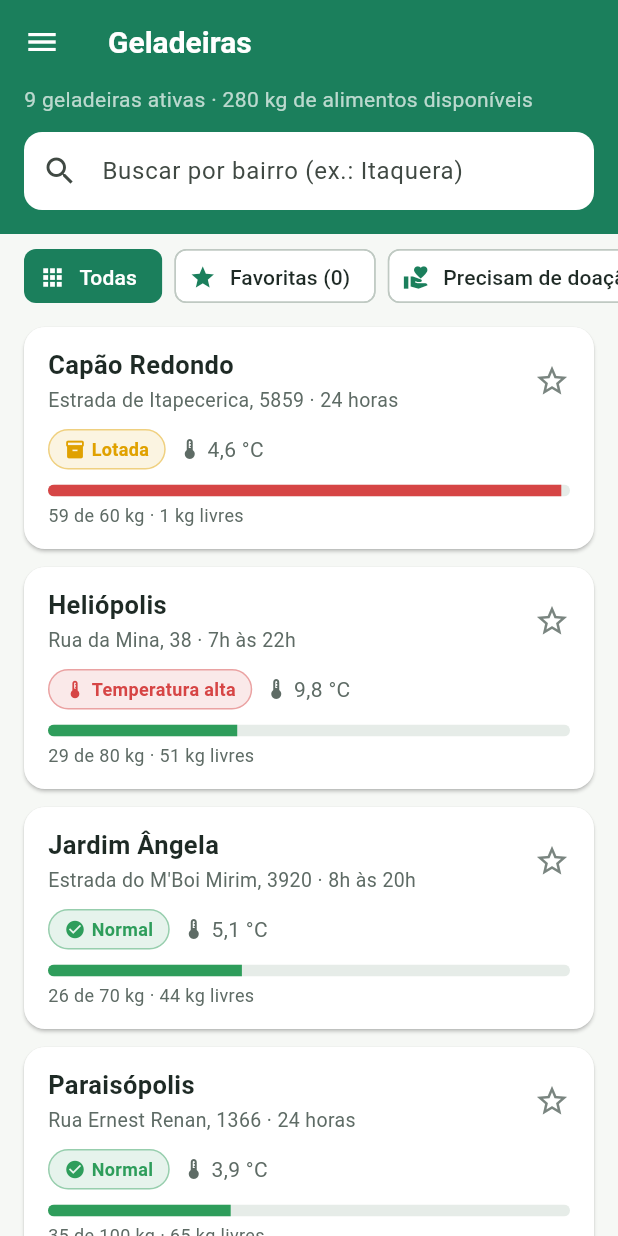
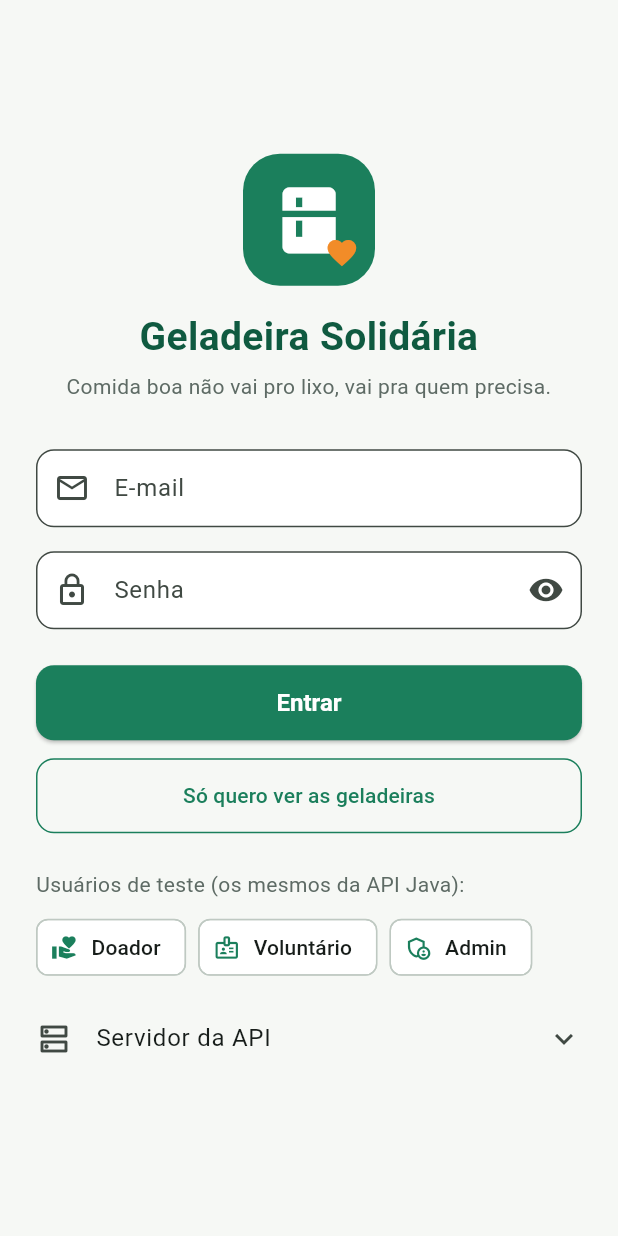
Before and after one commit to Ruan-Ribeiro00/geladeira-solidaria-app, a Flutter app: the screen it shows after launch, on a phone screen of 412 x 824 dp. Run offline on Flutter 3.47's test engine with Material 3 defaults, Android fonts, the phone set to English and light mode, and no system bars.

Commit message:
feat: login com validação de formulário e integração com a API Java

```diff
--- a/lib/main.dart
+++ b/lib/main.dart
@@ -2,6 +2,7 @@ import 'package:flutter/material.dart';
 
 import 'screens/detalhe_geladeira_screen.dart';
 import 'screens/geladeiras_screen.dart';
+import 'screens/login_screen.dart';
 import 'tema.dart';
 
 void main() {
@@ -19,7 +20,7 @@ class GeladeiraSolidariaApp extends StatelessWidget {
       theme: temaApp(),
       initialRoute: '/',
       routes: {
-        '/': (context) => const GeladeirasScreen(),
+        '/': (context) => const LoginScreen(),
         '/geladeiras': (context) => const GeladeirasScreen(),
         '/detalhe': (context) => const DetalheGeladeiraScreen(), // recebe o id da geladeira
       },
--- /dev/null
+++ b/lib/screens/login_screen.dart
@@ -0,0 +1,216 @@
+import 'package:flutter/material.dart';
+
+import '../data/repositorio.dart';
+import '../services/auth_service.dart';
+import '../tema.dart';
+
+/// Tela 1 — Login. Formulário com `GlobalKey<FormState>`, validação e SnackBar.
+class LoginScreen extends StatefulWidget {
+  final AuthService? authService; // permite trocar o serviço nos testes
+
+  const LoginScreen({super.key, this.authService});
+
+  @override
+  State<LoginScreen> createState() => _LoginScreenState();
+}
+
+class _LoginScreenState extends State<LoginScreen> {
+  final _formKey = GlobalKey<FormState>();
+  final _emailController = TextEditingController();
+  final _senhaController = TextEditingController();
+  final _urlController = TextEditingController(text: Repositorio.instancia.urlApi);
+  late final AuthService _auth = widget.authService ?? AuthService();
+
+  bool _mostrarSenha = false;
+  bool _carregando = false;
+
+  @override
+  void dispose() {
+    _emailController.dispose();
+    _senhaController.dispose();
+    _urlController.dispose();
+    super.dispose();
+  }
+
+  String? _validarEmail(String? valor) {
+    final email = (valor ?? '').trim();
+    if (email.isEmpty) return 'Informe seu e-mail';
+    if (!RegExp(r'^[^@\s]+@[^@\s]+\.[^@\s]+$').hasMatch(email)) return 'E-mail inválido';
+    return null;
+  }
+
+  String? _validarSenha(String? valor) {
+    if ((valor ?? '').isEmpty) return 'Informe sua senha';
+    if (valor!.length < 6) return 'A senha tem pelo menos 6 caracteres';
+    return null;
+  }
+
+  Future<void> _entrar() async {
+    if (!_formKey.currentState!.validate()) return;
+
+    setState(() => _carregando = true);
+    final repo = Repositorio.instancia;
+    repo.urlApi = _urlController.text.trim();
+    final resultado = await _auth.login(repo.urlApi, _emailController.text, _senhaController.text);
+    if (!mounted) return;
+    setState(() => _carregando = false);
+
+    final messenger = ScaffoldMessenger.of(context);
+    messenger.hideCurrentSnackBar();
+
+    if (!resultado.sucesso) {
+      messenger.showSnackBar(SnackBar(
+        content: Text(resultado.mensagem),
+        backgroundColor: Cores.critico,
+      ));
+      return;
+    }
+
+    repo.usuario = resultado.usuario!;
+    repo.conectadoNaApi = resultado.online;
+    messenger.showSnackBar(SnackBar(
+      content: Text('Olá, ${repo.usuario.nome}! ${resultado.mensagem}'),
+      backgroundColor: resultado.online ? Cores.ok : Cores.atencao,
+    ));
+    Navigator.pushReplacementNamed(context, '/geladeiras');
+  }
+
+  void _entrarComoVisitante() {
+    Repositorio.instancia.sair();
+    ScaffoldMessenger.of(context).showSnackBar(const SnackBar(
+      content: Text('Você entrou como visitante: dá para ver as geladeiras, mas não doar.'),
+    ));
+    Navigator.pushReplacementNamed(context, '/geladeiras');
+  }
+
+  void _preencherTeste(String email) {
+    setState(() {
+      _emailController.text = email;
+      _senhaController.text = AuthService.usuariosTeste[email]![0];
+    });
+  }
+
+  @override
+  Widget build(BuildContext context) {
+    return Scaffold(
+      body: SafeArea(
+        child: Center(
+          child: SingleChildScrollView(
+            padding: const EdgeInsets.all(24),
+            child: Form(
+              key: _formKey,
+              child: Column(
+                crossAxisAlignment: CrossAxisAlignment.stretch,
+                children: [
+                  const Center(child: LogoApp(tamanho: 88)),
+                  const SizedBox(height: 16),
+                  const Text(
+                    'Geladeira Solidária',
+                    textAlign: TextAlign.center,
+                    style: TextStyle(fontSize: 26, fontWeight: FontWeight.bold, color: Cores.verdeEscuro),
+                  ),
+                  const SizedBox(height: 4),
+                  const Text(
+                    'Comida boa não vai pro lixo, vai pra quem precisa.',
+                    textAlign: TextAlign.center,
+                    style: TextStyle(color: Cores.textoSuave),
+                  ),
+                  const SizedBox(height: 32),
+                  TextFormField(
+                    key: const Key('campoEmail'),
+                    controller: _emailController,
+                    keyboardType: TextInputType.emailAddress,
+                    textInputAction: TextInputAction.next,
+                    decoration: const InputDecoration(
+                      labelText: 'E-mail',
+                      prefixIcon: Icon(Icons.email_outlined),
+                    ),
+                    validator: _validarEmail,
+                  ),
+                  const SizedBox(height: 16),
+                  TextFormField(
+                    key: const Key('campoSenha'),
+                    controller: _senhaController,
+                    obscureText: !_mostrarSenha,
+                    textInputAction: TextInputAction.done,
+                    onFieldSubmitted: (_) => _entrar(),
+                    decoration: InputDecoration(
+                      labelText: 'Senha',
+                      prefixIcon: const Icon(Icons.lock_outline),
+                      suffixIcon: IconButton(
+                        tooltip: _mostrarSenha ? 'Esconder senha' : 'Mostrar senha',
+                        icon: Icon(_mostrarSenha ? Icons.visibility_off : Icons.visibility),
+                        onPressed: () => setState(() => _mostrarSenha = !_mostrarSenha),
+                      ),
+                    ),
+                    validator: _validarSenha,
+                  ),
+                  const SizedBox(height: 24),
+                  ElevatedButton(
+                    key: const Key('botaoEntrar'),
+                    onPressed: _carregando ? null : _entrar,
+                    child: _carregando
+                        ? const SizedBox(
+                            width: 22,
+                            height: 22,
+                            child: CircularProgressIndicator(strokeWidth: 2.5, color: Colors.white),
+                          )
+                        : const Text('Entrar'),
+                  ),
+                  const SizedBox(height: 12),
+                  OutlinedButton(
+                    onPressed: _carregando ? null : _entrarComoVisitante,
+                    child: const Text('Só quero ver as geladeiras'),
+                  ),
+                  const SizedBox(height: 24),
+                  const Text('Usuários de teste (os mesmos da API Java):',
+                      style: TextStyle(color: Cores.textoSuave)),
+                  const SizedBox(height: 8),
+                  Wrap(
+                    spacing: 8,
+                    children: [
+                      ActionChip(
+                        avatar: const Icon(Icons.volunteer_activism, size: 18),
+                        label: const Text('Doador'),
+                        onPressed: () => _preencherTeste('doador@geladeira.test'),
+                      ),
+                      ActionChip(
+                        avatar: const Icon(Icons.badge_outlined, size: 18),
+                        label: const Text('Voluntário'),
+                        onPressed: () => _preencherTeste('voluntario@geladeira.test'),
+                      ),
+                      ActionChip(
+                        avatar: const Icon(Icons.admin_panel_settings_outlined, size: 18),
+                        label: const Text('Admin'),
+                        onPressed: () => _preencherTeste('admin@geladeira.test'),
+                      ),
+                    ],
+                  ),
+                  const SizedBox(height: 8),
+                  ExpansionTile(
+                    tilePadding: EdgeInsets.zero,
+                    leading: const Icon(Icons.dns_outlined),
+                    title: const Text('Servidor da API'),
+                    children: [
+                      TextFormField(
+                        controller: _urlController,
+                        keyboardType: TextInputType.url,
+                        decoration: const InputDecoration(
+                          labelText: 'Endereço da API Java',
+                          helperText: 'Emulador: http://10.0.2.2:8080 · VM do Azure: http://IP:8080',
+                        ),
+                        validator: (v) => (v ?? '').trim().startsWith('http')
+                            ? null
+                            : 'Comece com http:// ou https://',
+                      ),
+                    ],
+                  ),
+                ],
+              ),
+            ),
+          ),
+        ),
+      ),
+    );
+  }
+}
--- /dev/null
+++ b/lib/services/auth_service.dart
@@ -0,0 +1,90 @@
+import 'dart:async';
+import 'dart:convert';
+
+import 'package:http/http.dart' as http;
+
+import '../models/modelos.dart';
+
+/// Resultado de uma tentativa de login.
+class ResultadoLogin {
+  final Usuario? usuario;
+  final bool online; // true = token veio da API Java; false = modo offline
+  final String mensagem;
+
+  const ResultadoLogin({this.usuario, required this.online, required this.mensagem});
+
+  bool get sucesso => usuario != null;
+}
+
+/// Login na API Java (`POST /auth/login`, devolve o JWT).
+///
+/// Se a API estiver fora do ar, o app ainda deixa entrar com os mesmos usuários
+/// de teste da API (modo offline), para a demonstração não depender do servidor.
+class AuthService {
+  final http.Client _client;
+
+  AuthService({http.Client? client}) : _client = client ?? http.Client();
+
+  /// Os mesmos usuários de teste do README da API Java.
+  static const usuariosTeste = {
+    'doador@geladeira.test': ['Doador@123', 'Doador Teste', 'DOADOR'],
+    'voluntario@geladeira.test': ['Voluntario@123', 'Voluntário Teste', 'VOLUNTARIO'],
+    'admin@geladeira.test': ['Admin@123', 'Administrador', 'ADMIN'],
+  };
+
+  Future<ResultadoLogin> login(String urlApi, String email, String senha) async {
+    final emailLimpo = email.trim().toLowerCase();
+    try {
+      final resposta = await _client
+          .post(
+            Uri.parse('$urlApi/auth/login'),
+            headers: {'Content-Type': 'application/json'},
+            body: jsonEncode({'email': emailLimpo, 'senha': senha}),
+          )
+          .timeout(const Duration(seconds: 5));
+
+      if (resposta.statusCode == 200) {
+        final json = jsonDecode(utf8.decode(resposta.bodyBytes)) as Map<String, dynamic>;
+        final dados = (json['usuario'] as Map<String, dynamic>?) ?? {};
+        final papel = Usuario.papelDaApi(dados['papel'] as String?);
+        if (papel == Papel.visitante) {
+          return const ResultadoLogin(
+              online: true, mensagem: 'Esta conta é de um sensor IoT e não usa o app.');
+        }
+        return ResultadoLogin(
+          online: true,
+          mensagem: 'Login feito na API Java.',
+          usuario: Usuario(
+            nome: (dados['nome'] as String?) ?? emailLimpo,
+            email: emailLimpo,
+            papel: papel,
+            token: json['token'] as String?,
+          ),
+        );
+      }
+      if (resposta.statusCode == 401 || resposta.statusCode == 400) {
+        return const ResultadoLogin(online: true, mensagem: 'E-mail ou senha incorretos.');
+      }
+      return _offline(emailLimpo, senha, 'A API respondeu ${resposta.statusCode}.');
+    } on TimeoutException {
+      return _offline(emailLimpo, senha, 'A API não respondeu.');
+    } catch (_) {
+      return _offline(emailLimpo, senha, 'Não consegui falar com a API.');
+    }
+  }
+
+  ResultadoLogin _offline(String email, String senha, String motivo) {
+    final teste = usuariosTeste[email];
+    if (teste != null && teste[0] == senha) {
+      return ResultadoLogin(
+        online: false,
+        mensagem: '$motivo Entrei em modo offline.',
+        usuario: Usuario(nome: teste[1], email: email, papel: Usuario.papelDaApi(teste[2])),
+      );
+    }
+    return ResultadoLogin(
+      online: false,
+      mensagem: '$motivo Sem a API, só os usuários de teste entram.',
+    );
+  }
+}
--- a/pubspec.yaml
+++ b/pubspec.yaml
@@ -33,6 +33,7 @@ dependencies:
   # The following adds the Cupertino Icons font to your application.
   # Use with the CupertinoIcons class for iOS style icons.
   cupertino_icons: ^1.0.8
+  http: ^1.6.0
 
 dev_dependencies:
   flutter_test:
```
Also changed, not shown: pubspec.lock.
